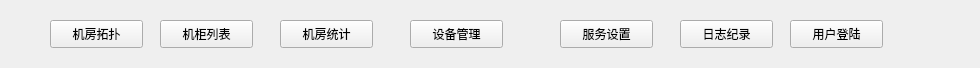
Old version of the form CleverManager/navbarwid.ui in the repository ChinaClever/CleverManagerV3.
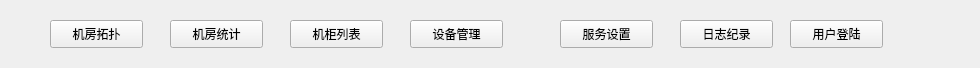
New version of the form.

What changed in the file:
```diff
--- a/CleverManager/navbarwid.ui
+++ b/CleverManager/navbarwid.ui
@@ -71,7 +71,7 @@
   <widget class="QPushButton" name="roomBtn">
    <property name="geometry">
     <rect>
-     <x>280</x>
+     <x>170</x>
      <y>20</y>
      <width>93</width>
      <height>28</height>
@@ -97,7 +97,7 @@
   <widget class="QPushButton" name="cabBtn">
    <property name="geometry">
     <rect>
-     <x>160</x>
+     <x>290</x>
      <y>20</y>
      <width>93</width>
      <height>28</height>
```
